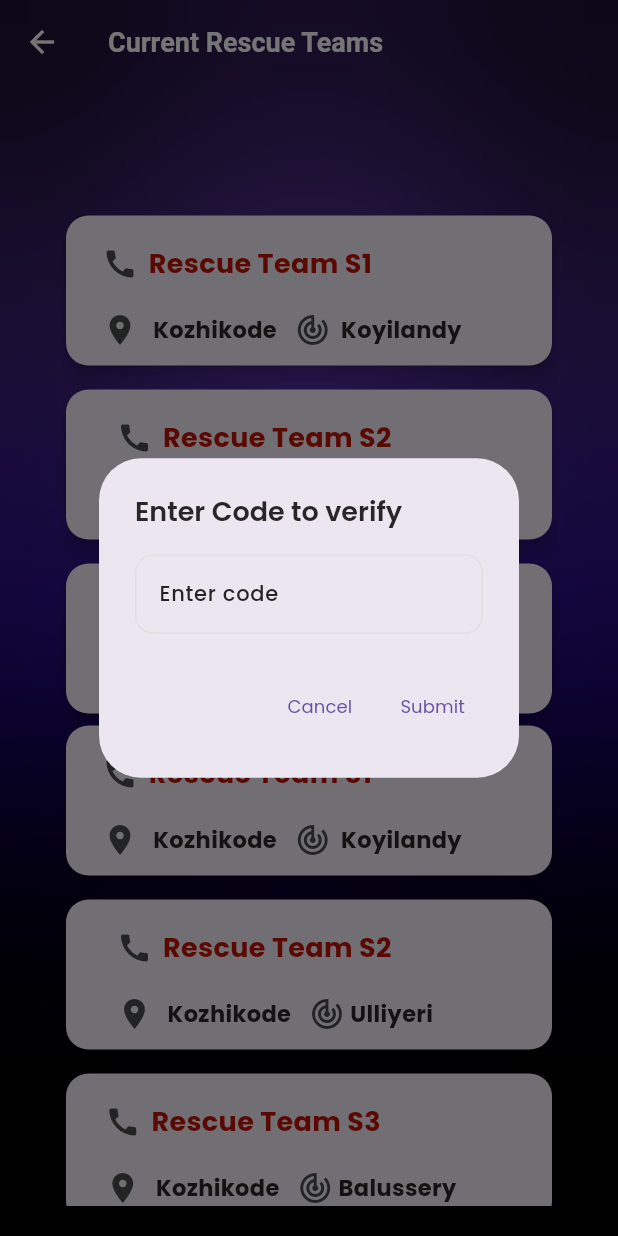
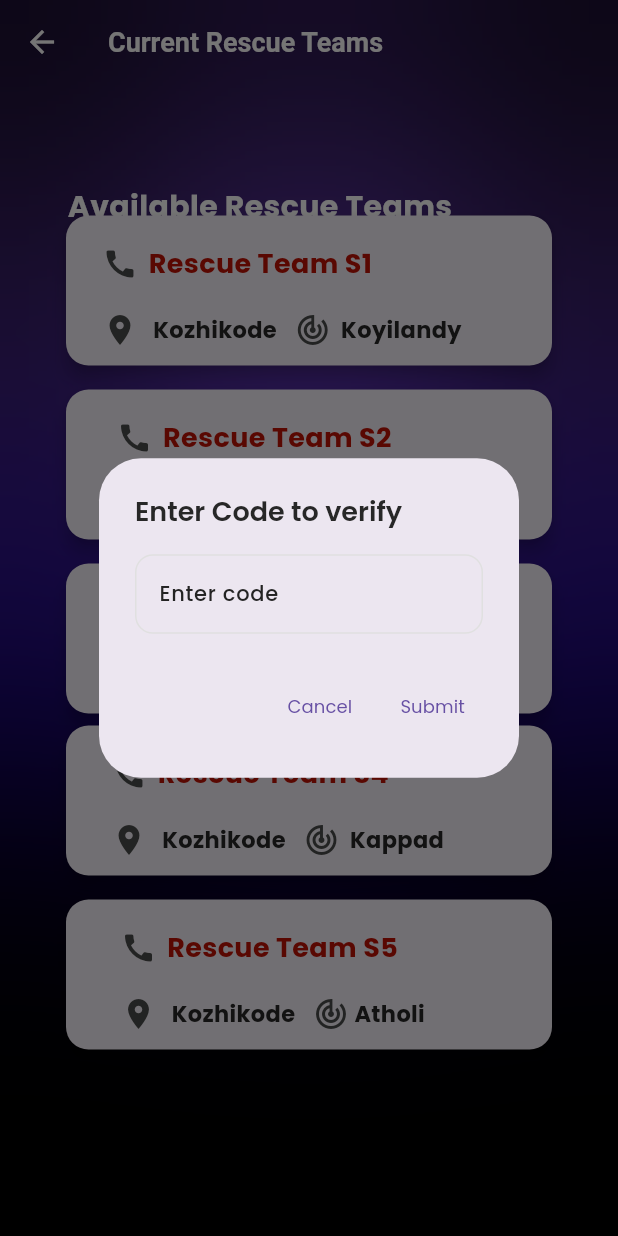
Before and after one commit to MiKeStudi0/Disaster_Management, a Flutter app: the ongoingscreen screen opened directly, after a tap on "Rescue Team S1", on a phone screen of 412 x 824 dp. Run offline on Flutter 3.47's test engine with Material 3 defaults, Android fonts, the phone set to English and light mode, and no system bars; our stand-ins replace bloc, cached_network_image, carousel_slider, cloud_firestore, connectivity_plus, equatable and 22 more; missing offline and left inert: shake, zego_uikit_prebuilt_video_conference; accounts and stored records are empty; project files that could hold a hidden picture were left out.

Commit message:
error fix v4

```diff
--- a/lib/conferance/ongoing_meets.dart
+++ b/lib/conferance/ongoing_meets.dart
@@ -3,11 +3,18 @@ import 'dart:ui';
 import 'package:disaster_management/conferance/vedioconf.dart';
 import 'package:flutter/material.dart';
 
-class ongoingscreen extends StatelessWidget {
+class ongoingscreen extends StatefulWidget {
   const ongoingscreen({super.key});
 
   @override
+  State<ongoingscreen> createState() => _ongoingscreenState();
+}
+
+class _ongoingscreenState extends State<ongoingscreen> {
+  @override
   Widget build(BuildContext context) {
+  int index = 0;
+
     return Scaffold(
       backgroundColor: Colors.black,
       extendBodyBehindAppBar: true,
@@ -68,6 +75,27 @@ class ongoingscreen extends StatelessWidget {
                 ),
               ),
               Positioned(
+                top:
+
+               MediaQuery.of(context).size.width / 25 +40,
+                // Adjust position based on the size of previous widgets
+                              left: 5,
+                              right: 0,
+                child: Text('Available Rescue Teams', style: TextStyle(color: Colors.white, fontSize: 20.0, fontWeight: FontWeight.bold),),  ),
+                Positioned(
+                    top:
+
+               MediaQuery.of(context).size.width / 25 +70,
+                // Adjust position based on the size of previous widgets
+                              left: 5,
+                              right: 0,
+                  child: Divider(
+
+                    color: Colors.white,
+                    thickness: 1,
+                  endIndent: 30,
+                  )),
+              Positioned(
                               top:
 
                MediaQuery.of(context).size.width / 25 ,
@@ -82,7 +110,10 @@ class ongoingscreen extends StatelessWidget {
                  // Horizontal list items...
                 GestureDetector(
                  onTap: () {
-                                                                  _showCodeInputDialog(context);
+                                                                  _showCodeInputDialog(context, index);
+                                                                  setState(() {
+                                                                    index = index + 1;
+                                                                  });
 
                  },
                   child: InkWell(
@@ -194,7 +225,10 @@ class ongoingscreen extends StatelessWidget {
                                          ),
               GestureDetector(
                  onTap: () {
-                                                                  _showCodeInputDialog(context);
+                                                                   _showCodeInputDialog(context, index);
+                                                                  setState(() {
+                                                                    index = index + 1;
+                                                                  });
 
                  },
                 child: InkWell(
@@ -305,7 +339,10 @@ class ongoingscreen extends StatelessWidget {
                                          ),
                                GestureDetector(
                  onTap: () {
-                                                                  _showCodeInputDialog(context);
+                                                                  _showCodeInputDialog(context, index);
+                                                                  setState(() {
+                                                                    index = index + 1;
+                                                                  });
 
                  },
               child: InkWell(
@@ -414,7 +451,10 @@ class ongoingscreen extends StatelessWidget {
                                ),
                                 GestureDetector(
                  onTap: () {
-                                                                  _showCodeInputDialog(context);
+                                                                _showCodeInputDialog(context, index);
+                                                                  setState(() {
+                                                                    index = index + 1;
+                                                                  });
 
                  },
                   child: InkWell(
@@ -449,7 +489,7 @@ class ongoingscreen extends StatelessWidget {
                                      horizontal: 4.0, vertical: 4.0),
                                  margin: const EdgeInsets.symmetric(
                                      horizontal: 3.0, vertical: 3.0),
-                                 child: const Text('Rescue Team S1',
+                                 child: const Text('Rescue Team S4',
                                      style: TextStyle(
                                          fontSize: 18.0,
                                          fontWeight: FontWeight.bold,
@@ -489,7 +529,7 @@ class ongoingscreen extends StatelessWidget {
                                                255, 75, 77, 76),
                                          ),
                                          Text(
-                                           '  Koyilandy',
+                                           '  Kappad',
                                            style: TextStyle(
                                              fontSize: 15.0,
                                              fontWeight: FontWeight.bold,
@@ -526,7 +566,10 @@ class ongoingscreen extends StatelessWidget {
                                          ),
               GestureDetector(
                  onTap: () {
-                                                                  _showCodeInputDialog(context);
+                                                                   _showCodeInputDialog(context, index);
+                                                                  setState(() {
+                                                                    index = index + 1;
+                                                                  });
 
                  },
                 child: InkWell(
@@ -561,7 +604,7 @@ class ongoingscreen extends StatelessWidget {
                                      horizontal: 4.0, vertical: 4.0),
                                  margin: const EdgeInsets.symmetric(
                                      horizontal: 3.0, vertical: 3.0),
-                                 child: const Text('Rescue Team S2',
+                                 child: const Text('Rescue Team S5',
                                      style: TextStyle(
                                          fontSize: 18.0,
                                          fontWeight: FontWeight.bold,
@@ -601,7 +644,7 @@ class ongoingscreen extends StatelessWidget {
                                                255, 75, 77, 76),
                                          ),
                                          Text(
-                                           ' Ulliyeri',
+                                           ' Atholi',
                                            style: TextStyle(
                                              fontSize: 15.0,
                                              fontWeight: FontWeight.bold,
@@ -635,115 +678,7 @@ class ongoingscreen extends StatelessWidget {
               ),const SizedBox(
                                            height: 8,
                                          ),
-                               GestureDetector(
-                 onTap: () {
-                                                                  _showCodeInputDialog(context);
 
-                 },
-              child: InkWell(
-               child: Card(
-                   elevation: 5.0,
-                   shape: RoundedRectangleBorder(
-                     borderRadius: BorderRadius.circular(15),
-                   ),
-                   child: Container(
-                       width: MediaQuery.of(context).size.width / 2.5,
-                       height: 100,
-                       padding: const EdgeInsets.symmetric(
-                           horizontal: .0, vertical: .0),
-                       child: Row(
-                         mainAxisAlignment: MainAxisAlignment.spaceEvenly,
-                         crossAxisAlignment: CrossAxisAlignment.start,
-                         children: [
-                           Column(
-                             mainAxisAlignment:
-                                 MainAxisAlignment.spaceEvenly,
-                             crossAxisAlignment: CrossAxisAlignment.start,
-                             children: [
-                               Row(
-                                 children: [
-                                   const Icon(
-                                           Icons.call,
-                                           color: Color.fromARGB(
-                                               255, 75, 77, 76),
-                                         ),
-                                         Container(
-                                 padding: const EdgeInsets.symmetric(
-                                     horizontal: 4.0, vertical: 4.0),
-                                 margin: const EdgeInsets.symmetric(
-                                     horizontal: 3.0, vertical: 3.0),
-                                 child: const Text('Rescue Team S3',
-                                     style: TextStyle(
-                                         fontSize: 18.0,
-                                         fontWeight: FontWeight.bold,
-                                         color: Color.fromARGB(
-                                             255, 195, 17, 4))),
-                               ),
-
-                                 ],
-                               ),
-
-                               // SizedBox(height: 5.0),
-                               Container(
-                                 child: const Column(
-                                   crossAxisAlignment:
-                                       CrossAxisAlignment.start,
-                                   children: [
-
-                                     Row(
-                                       children: [
-                                         Icon(
-                                           Icons.location_on,
-                                           color: Color.fromARGB(
-                                               255, 75, 77, 76),
-                                         ),
-                                         SizedBox(width: 10.0),
-                                         Text(
-                                           'Kozhikode  ',
-                                           style: TextStyle(
-                                             fontSize: 15.0,
-                                             fontWeight: FontWeight.bold,
-                                           ),
-                                         ),                                              SizedBox(width: 5.0),
-
-                                         Icon(
-                                           Icons.track_changes_outlined,
-                                           color: Color.fromARGB(
-                                               255, 75, 77, 76),
-                                         ),
-                                         Text(
-                                           ' Balussery',
-                                           style: TextStyle(
-                                             fontSize: 15.0,
-                                             fontWeight: FontWeight.bold,
-                                           ),
-                                         ),
-                                       ],
-                                     ),
-                                   ],
-                                 ),
-                               ),
-                             ],
-                           ),
-                           const SizedBox(width: 12.0),
-                           // Container(
-                           //     child: Row(
-                           //   children: [
-                           //     const Icon(Icons.location_on,
-                           //         color: Color.fromARGB(255, 75, 77, 76)),
-                           //     const SizedBox(width: 5.0),
-                           //     Text('${data['district']}',
-                           //         style: const TextStyle(
-                           //           fontSize: 15.0,
-                           //           fontWeight: FontWeight.bold,
-                           //           // color: Color.fromARGB(153, 23, 1, 1),
-                           //         )),
-                           //   ],
-                           // ))
-                         ],
-                       ))),
-                              ),
-                               ),
                ],
                                 ),
                               ),
@@ -755,7 +690,7 @@ class ongoingscreen extends StatelessWidget {
     );
   }
 
-Future<void> _showCodeInputDialog(BuildContext context) async {
+Future<void> _showCodeInputDialog(BuildContext context, int index) async {
   String enteredCode = '';
   await showDialog(
     context: context,
@@ -779,7 +714,7 @@ Future<void> _showCodeInputDialog(BuildContext context) async {
           TextButton(
             onPressed: () {
               Navigator.of(context).pop();
-              codeconfirm(enteredCode, context);
+              codeconfirm(enteredCode, context, index);
             },
             child: const Text('Submit'),
           ),
@@ -791,11 +726,11 @@ Future<void> _showCodeInputDialog(BuildContext context) async {
   // Check if the entered code is correct
 }
 
-void codeconfirm(String enteredCode, context) {
+void codeconfirm(String enteredCode, context, int index) {
   if (enteredCode == '1234') {
     // Navigate to VolunteerList page
     Navigator.push(
-        context, MaterialPageRoute(builder: (context) => const VideoConferencePage( conferenceID: '1234',)));
+        context, MaterialPageRoute(builder: (context) =>  VideoConferencePage( conferenceID: '1234$index',)));
   } else {
     // Show error message
     ScaffoldMessenger.of(context).showSnackBar(
@@ -803,5 +738,4 @@ void codeconfirm(String enteredCode, context) {
     );
   }
 }
-
 }
```
